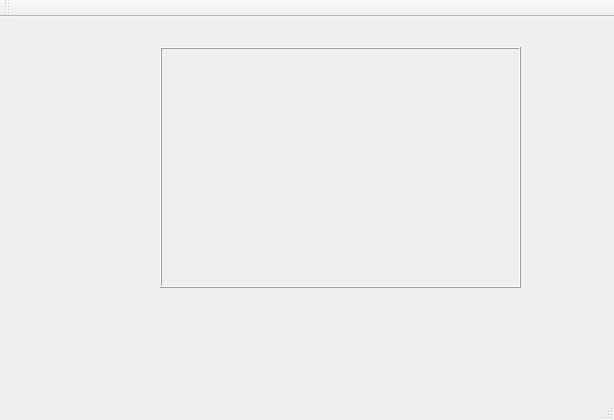
Qt form mainwindow.ui (Ruj89/infmedica) before a commit.
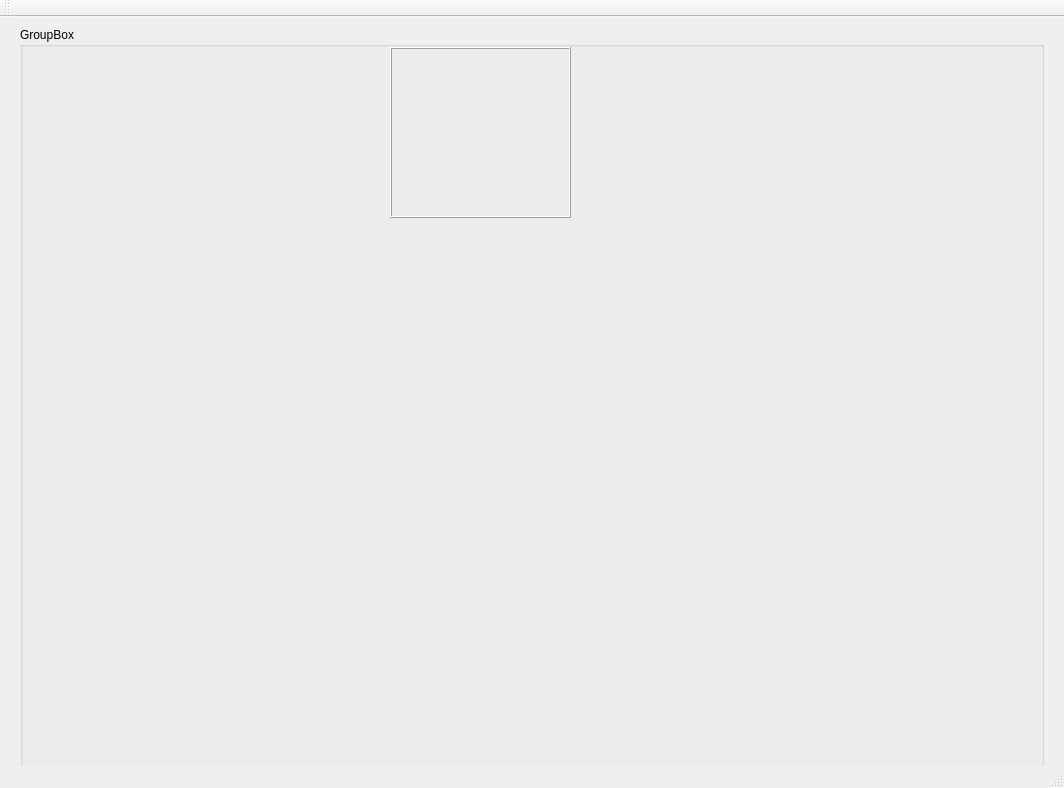
The same form after that commit.

```diff
--- a/mainwindow.ui
+++ b/mainwindow.ui
@@ -6,24 +6,36 @@
    <rect>
     <x>0</x>
     <y>0</y>
-    <width>614</width>
-    <height>420</height>
+    <width>1064</width>
+    <height>788</height>
    </rect>
   </property>
   <property name="windowTitle">
    <string>VideoCapture</string>
   </property>
   <widget class="QWidget" name="centralWidget">
+   <widget class="QGroupBox" name="groupBoxMain">
+    <property name="geometry">
+     <rect>
+      <x>20</x>
+      <y>10</y>
+      <width>1024</width>
+      <height>768</height>
+     </rect>
+    </property>
+    <property name="title">
+     <string>GroupBox</string>
+    </property>
    <widget class="QLabel" name="WidgetImageLabel">
     <property name="enabled">
      <bool>true</bool>
     </property>
     <property name="geometry">
      <rect>
-      <x>160</x>
-      <y>30</y>
-      <width>361</width>
-      <height>241</height>
+       <x>370</x>
+       <y>20</y>
+       <width>181</width>
+       <height>171</height>
      </rect>
     </property>
     <property name="sizePolicy">
@@ -44,6 +56,7 @@
     <property name="alignment">
      <set>Qt::AlignCenter</set>
     </property>
+    </widget>
    </widget>
   </widget>
   <widget class="QToolBar" name="mainToolBar">
```
Lines whose indentation alone changed are shown as unchanged.
